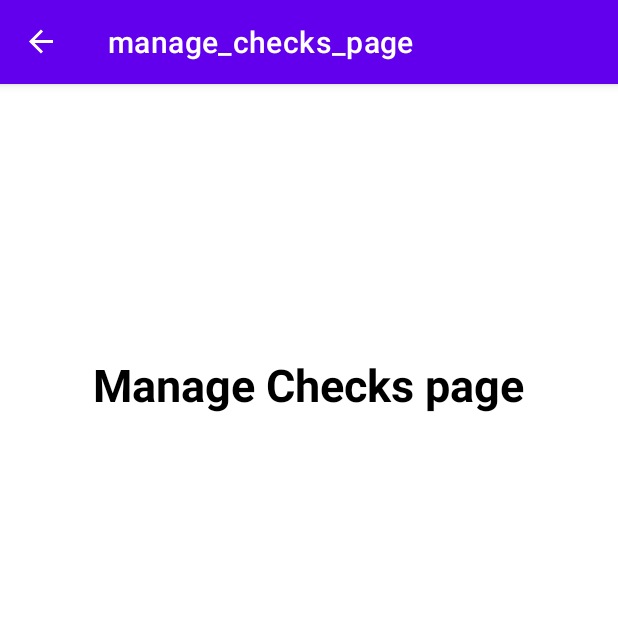
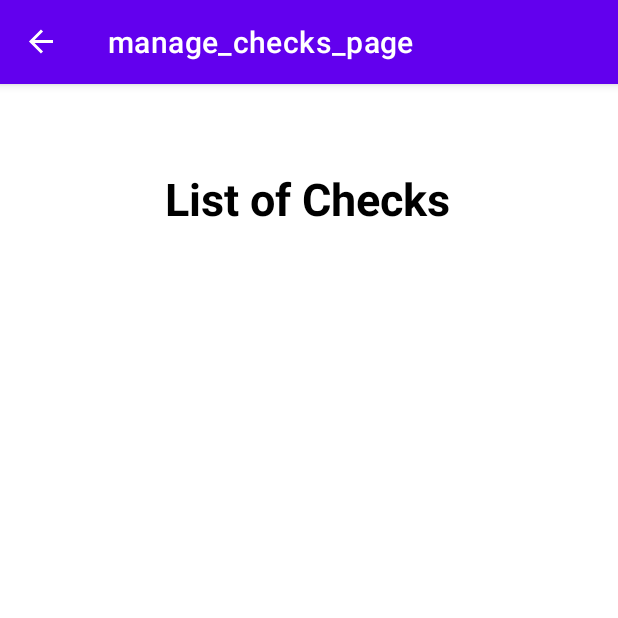
Before and after one commit to Egor-Leleka/Mediphix-MobileApp, an Android app: the ManageChecks screen opened through its navigation route, on a phone screen of 412 x 824 dp, the top half of it. Run offline under Robolectric (Android 15) with nearby library versions, the phone set to English and light mode, and no system bars; our stand-ins replace Firebase (no records; nobody signed in at launch, a user with empty details on screens opened directly), navigation-ui.

Commit message:
1. nurse will Check History for their data. 2.check history page updated 3. check history adapter created and updated

```diff
--- a/app/src/main/java/com/example/mediphix_app/Checks.kt
+++ b/app/src/main/java/com/example/mediphix_app/Checks.kt
@@ -4,4 +4,4 @@ data class Checks(val regNumber : String? = null,
                   val Nurse_name : String? = null,
                   val Storage_Location : String? = null,
                   val drugList : String? = null,
-                  val checkDate : String? = null,){}
+                  val checkDate : String? = null){}
--- a/app/src/main/java/com/example/mediphix_app/Home.kt
+++ b/app/src/main/java/com/example/mediphix_app/Home.kt
@@ -44,7 +44,7 @@ class Home : Fragment(R.layout.home_page) {
             findNavController().navigate(action)
         }
 
-        binding.manageChecksBtn.setOnClickListener {
+        binding.aboutMediphixBtn.setOnClickListener {
             val action = HomeDirections.actionHomeToAboutMediphix()
             findNavController().navigate(action)
         }
--- a/app/src/main/java/com/example/mediphix_app/ManageChecks.kt
+++ b/app/src/main/java/com/example/mediphix_app/ManageChecks.kt
@@ -1,7 +1,74 @@
 package com.example.mediphix_app
 
+import android.os.Bundle
+import android.view.LayoutInflater
+import android.view.View
+import android.view.ViewGroup
+import android.widget.AdapterView
+import android.widget.ImageView
+import android.widget.Spinner
+import android.widget.Toast
+import androidx.core.content.ContentProviderCompat.requireContext
 import androidx.fragment.app.Fragment
+import androidx.recyclerview.widget.LinearLayoutManager
+import com.example.mediphix_app.checks.ChecksAdapter
+import com.example.mediphix_app.databinding.ListOfDrugsPageBinding
+import com.example.mediphix_app.databinding.ManageChecksPageBinding
+import com.example.mediphix_app.drugs.DrugsAdapter
+import com.google.firebase.database.*
 
 class ManageChecks : Fragment(R.layout.manage_checks_page) {
 
+    private var _binding: ManageChecksPageBinding? = null
+    private val binding get() = _binding!!
+    private lateinit var database: DatabaseReference
+    private var checkList = mutableListOf<Checks>()
+    private lateinit var adapter: ChecksAdapter
+
+    private val originalCheckList = mutableListOf<Checks>()
+
+    override fun onCreateView(
+        inflater: LayoutInflater,
+        container: ViewGroup?,
+        savedInstanceState: Bundle?
+    ): View? {
+
+        _binding = ManageChecksPageBinding.inflate(inflater, container, false)
+        val root: View = binding.root
+
+        database = FirebaseDatabase.getInstance().getReference("Checks")
+
+        adapter = ChecksAdapter(checkList)
+        binding.recyclerViewDrugs.layoutManager = LinearLayoutManager(requireContext())
+        binding.recyclerViewDrugs.adapter = adapter
+
+
+        database.addListenerForSingleValueEvent(object : ValueEventListener {
+            override fun onDataChange(dataSnapshot: DataSnapshot) {
+                checkList.clear()
+                originalCheckList.clear()
+
+                if (dataSnapshot.exists()) {
+                    for (snapshot in dataSnapshot.children) {
+                        val regNumber = snapshot.child("regNumber").value.toString()
+                        val Nurse_name = snapshot.child("Nurse_name").value.toString()
+                        val Storage_Location = snapshot.child("Storage_Location").value.toString()
+
+                        val drugList = snapshot.child("drugList").value.toString()
+                        val checkDate = snapshot.child("checkDate").value.toString()
+
+                        originalCheckList.add(Checks(regNumber, Nurse_name, Storage_Location, drugList, checkDate))
+                    }
+                    adapter.updateList(originalCheckList)
+                } else {
+                    Toast.makeText(requireContext(), "No Drugs Info", Toast.LENGTH_SHORT).show()
+                }
+            }
+            override fun onCancelled(databaseError: DatabaseError) {
+                Toast.makeText(requireContext(), "Failed", Toast.LENGTH_SHORT).show()
+            }
+        })
+        return root
+    }
+
 }
--- a/app/src/main/res/layout/manage_checks_page.xml
+++ b/app/src/main/res/layout/manage_checks_page.xml
@@ -8,21 +8,29 @@
 
     <androidx.constraintlayout.widget.ConstraintLayout
         android:layout_width="match_parent"
-        android:layout_height="match_parent">
+        android:layout_height="wrap_content">
 
         <TextView
-            android:id="@+id/textView"
+            android:id="@+id/lbl_listOfChecks"
             android:layout_width="wrap_content"
             android:layout_height="wrap_content"
-            android:layout_marginTop="180dp"
-            android:text="Manage Checks page"
+            android:layout_marginTop="56dp"
+            android:text="List of Checks"
             android:textColor="@color/black"
             android:textSize="30sp"
             android:textStyle="bold"
             app:layout_constraintEnd_toEndOf="parent"
-            app:layout_constraintHorizontal_bias="0.497"
+            app:layout_constraintHorizontal_bias="0.495"
             app:layout_constraintStart_toStartOf="parent"
             app:layout_constraintTop_toTopOf="parent" />
+
+        <androidx.recyclerview.widget.RecyclerView
+            android:id="@+id/recycler_view_drugs"
+            android:layout_width="match_parent"
+            android:layout_height="match_parent"
+            android:layout_marginTop="40dp"
+            app:layout_constraintTop_toBottomOf="@+id/lbl_listOfChecks"
+            tools:layout_editor_absoluteX="0dp" />
 
     </androidx.constraintlayout.widget.ConstraintLayout>
 
```
Also changed, not shown: app/src/main/java/com/example/mediphix_app/CheckHistory.kt (+67 -0 lines), app/src/main/java/com/example/mediphix_app/checks/ChecksAdapter.kt (added, +45 -0 lines), app/src/main/res/layout/check_history_page.xml (+9 -2 lines), app/src/main/res/layout/checks_item.xml (added, +82 -0 lines).
